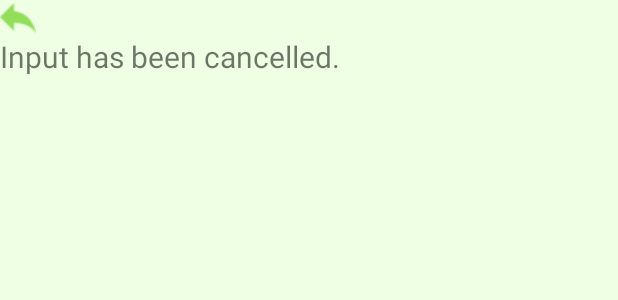
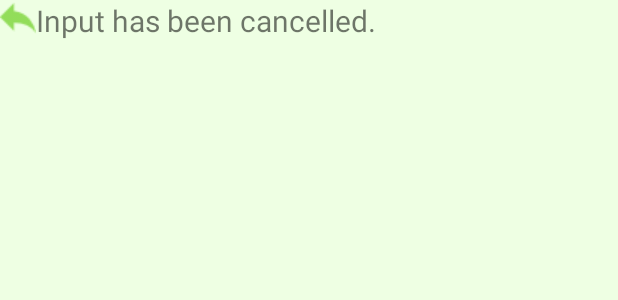
Before and after one commit to benignstar/UserDialog, an Android app: the layout toast.xml on its own in the app's theme, with its tools: preview values and no code run, on a phone screen of 412 x 824 dp. Shown: the top 300 px of the screen. Run offline under Robolectric (Android 15) with nearby library versions, the phone set to English and light mode, and no system bars.

Commit message:
#3 이벤트 프로그래밍

```diff
--- a/app/src/main/res/layout/toast.xml
+++ b/app/src/main/res/layout/toast.xml
@@ -1,6 +1,6 @@
 <?xml version="1.0" encoding="utf-8"?>
 <LinearLayout xmlns:android="http://schemas.android.com/apk/res/android"
-    android:orientation="vertical" android:layout_width="match_parent"
+    android:layout_width="match_parent"
     android:background="#eeffe3"
     android:layout_height="match_parent">
     <ImageView
```
Also changed, not shown: app/src/main/java/benignstar/kr/hs/emirim/userdialog/MainActivity.java (+4 -3 lines).
